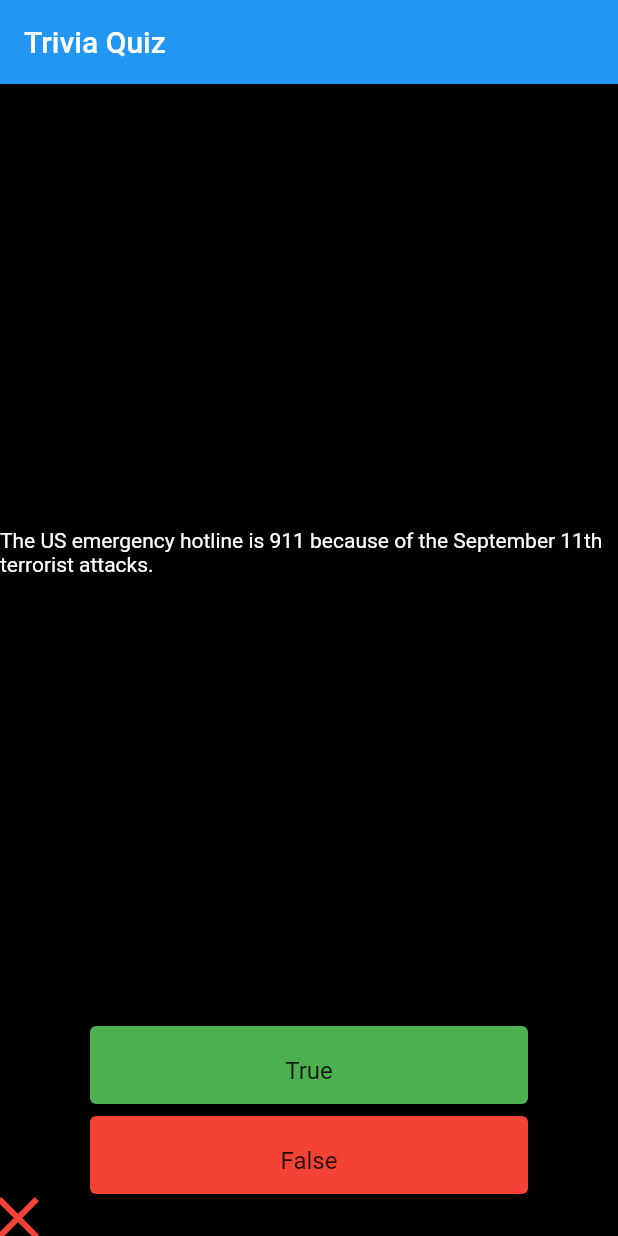
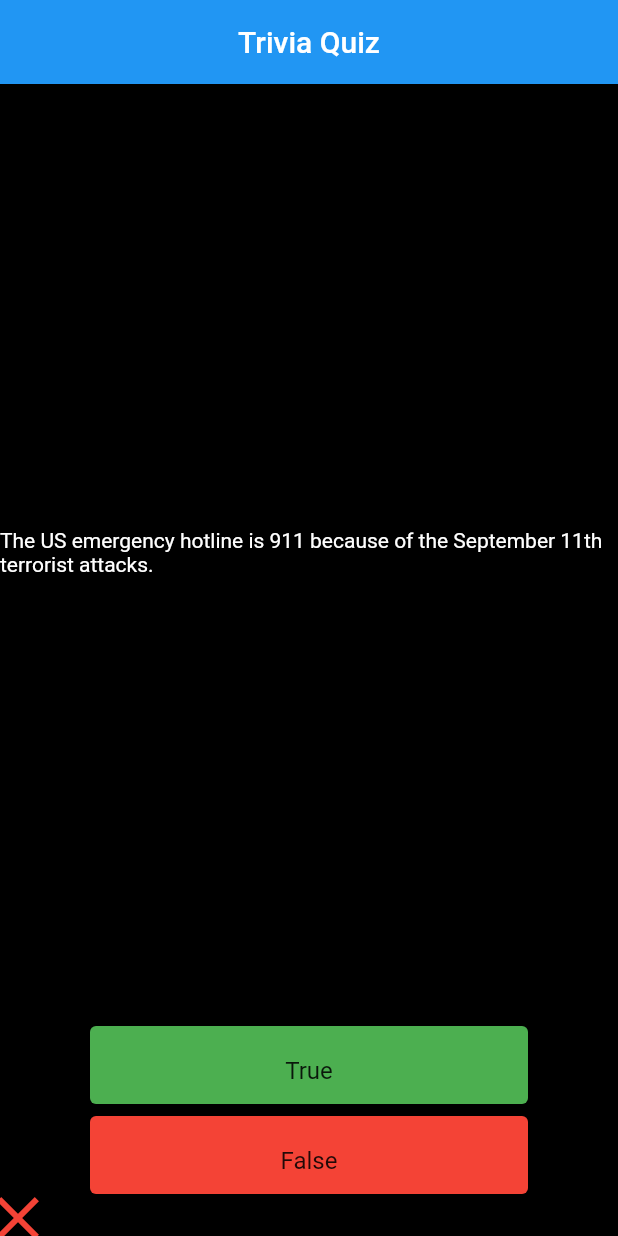
Before and after one commit to jgzalez/FlutterAct1, a Flutter app: the screen it shows after launch, after a tap on "True", on a phone screen of 412 x 824 dp. Run offline on Flutter 3.47's test engine with Material 2 defaults, Android fonts, the phone set to English and light mode, and no system bars; our stand-ins replace rflutter_alert.

Commit message:
Finished 3.5 Activity

```diff
--- a/FlutterAct3.5/lib/main.dart
+++ b/FlutterAct3.5/lib/main.dart
@@ -1,18 +1,29 @@
 import 'package:flutter/material.dart';
 import 'dart:convert';
 import 'package:flutter/services.dart';
+import 'package:rflutter_alert/rflutter_alert.dart';
 import 'question.dart';
 
 void main() => runApp(const MyApp());
 
-class MyApp extends StatefulWidget {
+class MyApp extends StatelessWidget {
   const MyApp({Key? key}) : super(key: key);
 
   @override
-  _MyAppState createState() => _MyAppState();
+  Widget build(BuildContext context) {
+    return MaterialApp(
+      title: 'Material App',
+      home: QuizPage(),
+    );
+  }
 }
 
-class _MyAppState extends State<MyApp> {
+class QuizPage extends StatefulWidget {
+  @override
+  _QuizPageState createState() => _QuizPageState();
+}
+
+class _QuizPageState extends State<QuizPage> {
   // Lista para almacenar las preguntas
   List<Question> questions = [];
   // Índice de la pregunta actual
@@ -24,6 +35,42 @@ class _MyAppState extends State<MyApp> {
   void initState() {
     super.initState();
     _loadQuestions();
+  }
+
+  void showTestDialog(BuildContext context) {
+    showDialog(
+      context: context,
+      builder: (BuildContext context) {
+        return AlertDialog(
+          title: Text('Test Dialog'),
+          content: Text('This is a test dialog.'),
+        );
+      },
+    );
+  }
+
+  void _showEndDialog(BuildContext context) {
+    Alert(
+      context: context,
+      title: 'Quiz Finished',
+      desc: 'You have completed the quiz!',
+      buttons: [
+        DialogButton(
+          child: Text(
+            'Restart',
+            style: TextStyle(color: Colors.white, fontSize: 20),
+          ),
+          onPressed: () {
+            setState(() {
+              currentQuestionIndex = 0;
+              answerIcons.clear();
+            });
+            Navigator.pop(context);
+          },
+          width: 120,
+        ),
+      ],
+    ).show();
   }
 
   // Función para cargar las preguntas desde el archivo questions.txt
@@ -57,20 +104,19 @@ class _MyAppState extends State<MyApp> {
       if (currentQuestionIndex < questions.length - 1) {
         currentQuestionIndex++;
       } else {
-        currentQuestionIndex = 0;
-        answerIcons.clear();
+        _showEndDialog(context);
       }
     });
   }
 
   @override
   Widget build(BuildContext context) {
-    return MaterialApp(
-      title: 'Material App',
-      home: Scaffold(
+    return Scaffold(
+
       backgroundColor: Colors.black,
       appBar: AppBar(
-          title: const Text('Trivia Quiz'),
+
+        title: Center(child: const Text('Trivia Quiz')),
       ),
       body: Center(
         child: Column(
@@ -124,7 +170,6 @@ class _MyAppState extends State<MyApp> {
           ],
         ),
       ),
-      ),
     );
   }
 }
--- a/FlutterAct3.5/pubspec.yaml
+++ b/FlutterAct3.5/pubspec.yaml
@@ -35,6 +35,7 @@ dependencies:
   # The following adds the Cupertino Icons font to your application.
   # Use with the CupertinoIcons class for iOS style icons.
   cupertino_icons: ^1.0.2
+  rflutter_alert: ^2.0.7
 
 dev_dependencies:
   flutter_test:
```
Also changed, not shown: FlutterAct1/pubspec.lock, FlutterAct2/pubspec.lock, FlutterAct3.5/pubspec.lock, FlutterAct3/pubspec.lock, 1 other file. Lines whose indentation alone changed are shown as unchanged.
